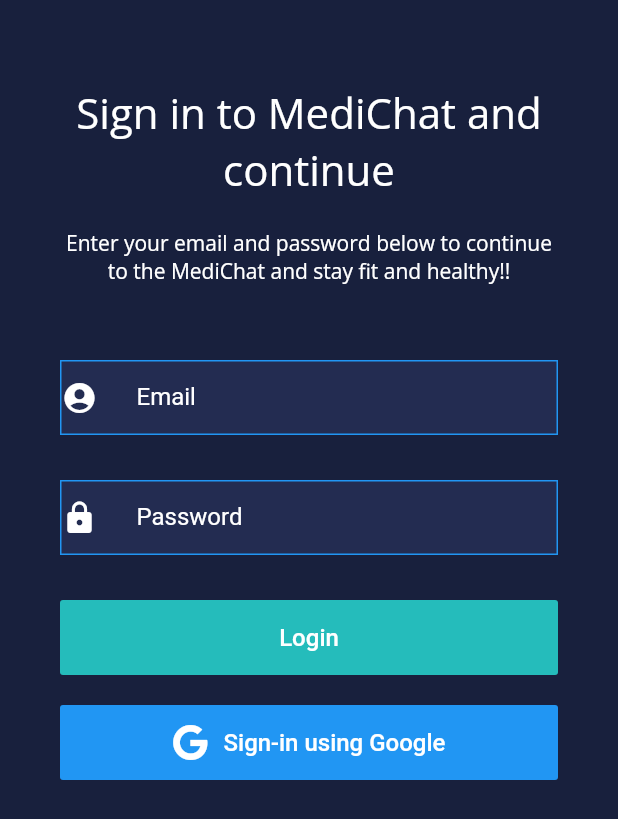
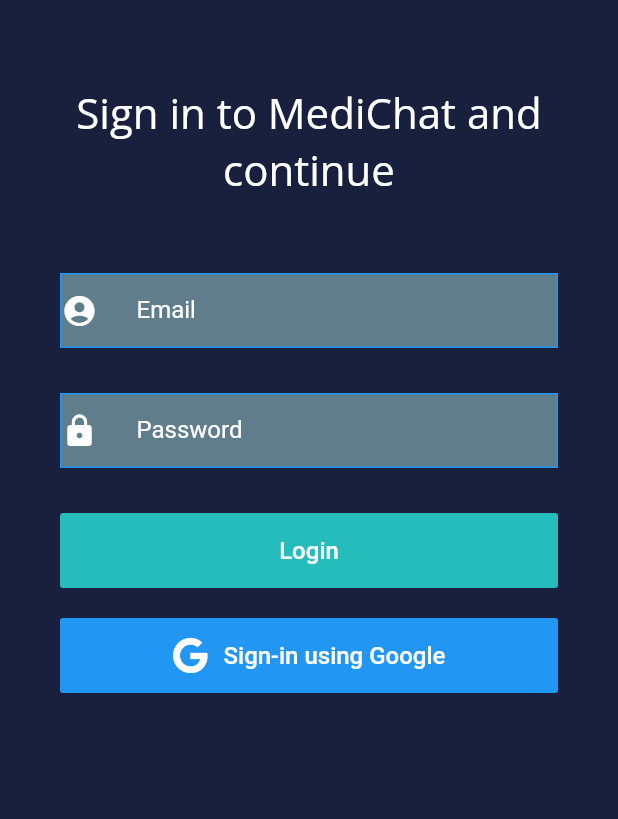
Before and after one commit to 19IT117/medichat, a Flutter app: the screen it shows after launch, after a tap on "Get Started", on a phone screen of 412 x 824 dp. Shown: the top 819 px of the screen. Run offline on Flutter 3.47's test engine with Material 2 defaults, Android fonts, the phone set to English and light mode, and no system bars; our stand-ins replace firebase_auth, font_awesome_flutter, google_fonts, google_sign_in; accounts and stored records are empty.

Commit message:
Adjusted Screen Size

```diff
--- a/lib/LoginScreen.dart
+++ b/lib/LoginScreen.dart
@@ -36,16 +36,16 @@ class _LoginScreenState extends State<LoginScreen> {
                           style:
                           GoogleFonts.openSans(color: Colors.white, fontSize: 28),
                         ),
-                        SizedBox(height: 20),
-                        Text(
+                        SizedBox(height: 50),
+                        /*Text(
                           'Enter your email and password below to continue to the MediChat and stay fit and healthy!!',
                           textAlign: TextAlign.center,
                           style:
                           GoogleFonts.openSans(color: Colors.white, fontSize: 14),
-                        ),
-                        SizedBox(
+                        ),*/
+                        /*SizedBox(
                           height: 50,
-                        ),
+                        ),*/
                         buildTextField("Email",Icons.account_circle),
                         SizedBox(height: 30),
                         buildTextField("Password",Icons.lock),
@@ -85,6 +85,7 @@ class _LoginScreenState extends State<LoginScreen> {
 
                             final User user =
                             (await firebaseAuth.signInWithCredential(credential)).user;
+
                           },
                           color: Colors.blue,
                           child: Row(
@@ -98,7 +99,7 @@ class _LoginScreenState extends State<LoginScreen> {
                           ),
                           textColor: Colors.white,
                         ),
-                        SizedBox(height: 100),
+
                       ],
                     ),
                 ),
@@ -109,7 +110,7 @@ class _LoginScreenState extends State<LoginScreen> {
   buildTextField(String labelText,IconData icon){
     return Container(
       decoration: BoxDecoration(
-          color: secondaryColor,
+          color: Colors.blueGrey,
           border: Border.all(color: Colors.blue)),
       child: TextField(
         decoration: InputDecoration(
--- a/lib/home_page.dart
+++ b/lib/home_page.dart
@@ -29,7 +29,7 @@ class _home_pageState extends State<home_page> {
               Padding(
                 padding: const EdgeInsets.all(16.0),
                 child: Container(
-                  width: 160.0,
+                  width : 160.0,
                   child: new Image.asset('images/chatbot.png'),
                 ),
               ),
```
